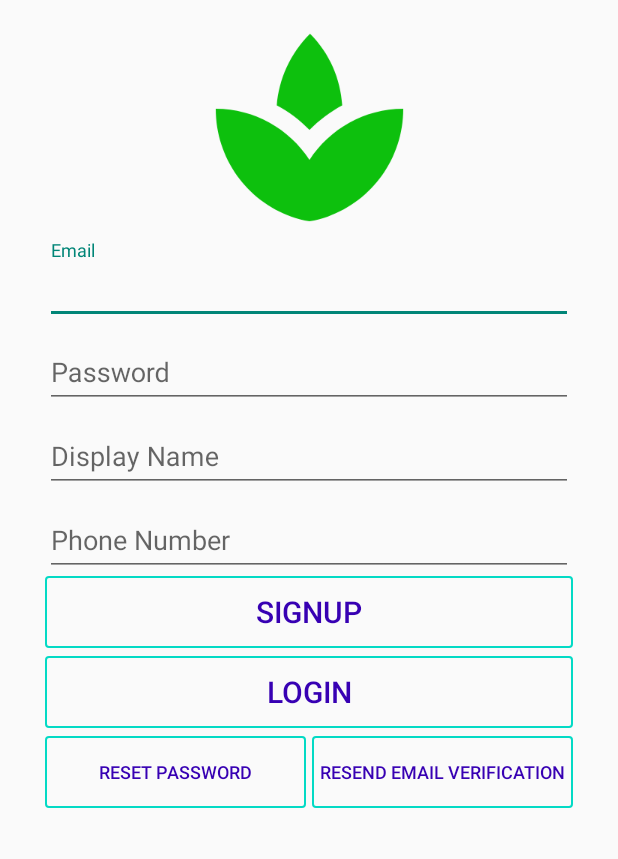
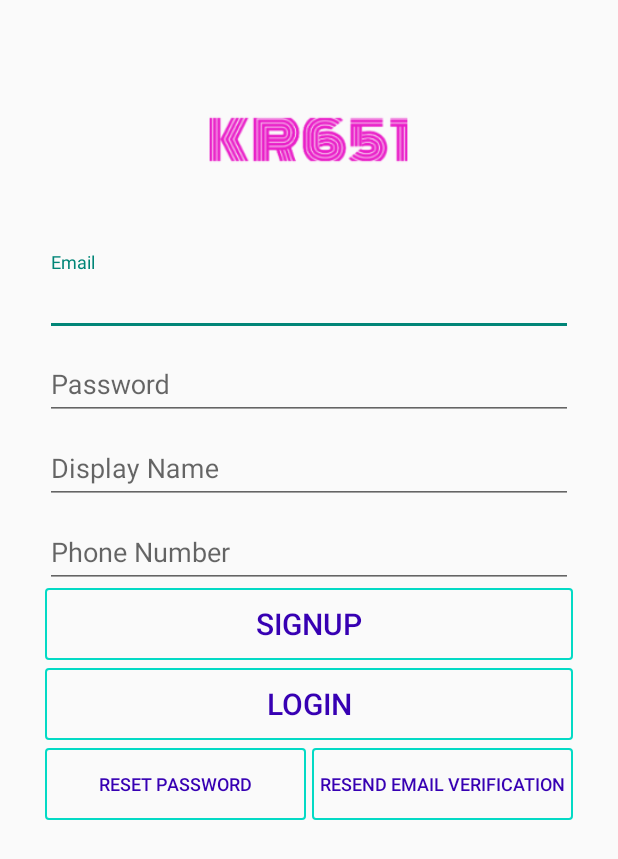
Before and after one commit to kmart42/AppFinal, an Android app: the screen it shows after launch (SignupLogin), on a phone screen of 412 x 824 dp. Shown: the top 859 px of the screen. Run offline under Robolectric (Android 15) with nearby library versions, the phone set to English and light mode, and no system bars; our stand-ins replace Firebase (no records; nobody signed in at launch, a user with empty details on screens opened directly).

Commit message:
visual changes

```diff
--- a/FinalProject/app/src/main/AndroidManifest.xml
+++ b/FinalProject/app/src/main/AndroidManifest.xml
@@ -10,7 +10,7 @@
     <uses-permission android:name="android.permission.ACCESS_COARSE_LOCATION" />
     <application
         android:allowBackup="true"
-        android:icon="@mipmap/ic_launcher"
+        android:icon="@drawable/ic_app_logo"
         android:label="@string/app_name"
         android:roundIcon="@mipmap/ic_launcher_round"
         android:supportsRtl="true"
--- a/FinalProject/app/src/main/java/com/example/finalproject/SignupLogin.java
+++ b/FinalProject/app/src/main/java/com/example/finalproject/SignupLogin.java
@@ -3,12 +3,15 @@ package com.example.finalproject;
 import android.content.Intent;
 import android.os.Bundle;
 import android.view.View;
+import android.view.Window;
+import android.view.WindowManager;
 import android.widget.Button;
 import android.widget.EditText;
 import android.widget.Toast;
 
 import androidx.annotation.NonNull;
 import androidx.appcompat.app.AppCompatActivity;
+import androidx.core.content.ContextCompat;
 
 import com.google.android.gms.tasks.OnFailureListener;
 import com.google.android.gms.tasks.OnSuccessListener;
@@ -25,9 +28,17 @@ public class SignupLogin extends AppCompatActivity {
     private FirebaseUser currentUser;
     Button signupBtn;
     @Override
-    protected void onCreate(Bundle savedInstanceState) {
+    protected void onCreate(Bundle savedInstanceState)
+    {
         super.onCreate(savedInstanceState);
         setContentView(R.layout.activity_signup_login);
+
+        Window window = SignupLogin.this.getWindow();
+        window.addFlags(WindowManager.LayoutParams.FLAG_DRAWS_SYSTEM_BAR_BACKGROUNDS);
+        window.clearFlags(WindowManager.LayoutParams.FLAG_TRANSLUCENT_STATUS);
+        window.setStatusBarColor(ContextCompat.getColor(SignupLogin.this, R.color.colorAccent));
+
+
         email=findViewById(R.id.emailText);
         password=findViewById(R.id.passwordText);
         phonenumber=findViewById(R.id.phoneNumberText);
--- a/FinalProject/app/src/main/res/layout/activity_main.xml
+++ b/FinalProject/app/src/main/res/layout/activity_main.xml
@@ -20,7 +20,7 @@
         android:textColor="@color/splashBackground"></TextView>
     <ImageView
         app:layout_constraintTop_toBottomOf="@id/finallabtext"
-        android:src="@drawable/spa_24"
+        android:src="@drawable/ic_app_logo"
         app:layout_constraintLeft_toLeftOf="parent"
         app:layout_constraintRight_toRightOf="parent"
         android:layout_width="200dp"
--- a/FinalProject/app/src/main/res/layout/activity_signup_login.xml
+++ b/FinalProject/app/src/main/res/layout/activity_signup_login.xml
@@ -8,14 +8,20 @@
     android:paddingLeft="30dp"
     android:paddingRight="30dp"
     tools:context=".SignupLogin">
+
     <ImageView
         android:id="@+id/logo"
-        app:layout_constraintTop_toTopOf="parent"
+        android:layout_width="150dp"
+        android:layout_height="150dp"
+        android:layout_marginTop="8dp"
+        android:src="@drawable/ic_app_logo"
+        app:layout_constraintEnd_toEndOf="parent"
+        app:layout_constraintHorizontal_bias="0.498"
         app:layout_constraintLeft_toLeftOf="parent"
         app:layout_constraintRight_toRightOf="parent"
-        android:src="@drawable/spa_24"
-        android:layout_width="150dp"
-        android:layout_height="150dp"/>
+        app:layout_constraintStart_toStartOf="parent"
+        app:layout_constraintTop_toTopOf="parent" />
+
     <LinearLayout
         android:orientation="vertical"
         app:layout_constraintLeft_toLeftOf="parent"
```
Also changed, not shown: FinalProject/app/src/main/res/drawable-xhdpi/ic_app_logo.png (added), FinalProject/app/src/main/res/layout/nav_header.xml (line endings or trailing spaces).
